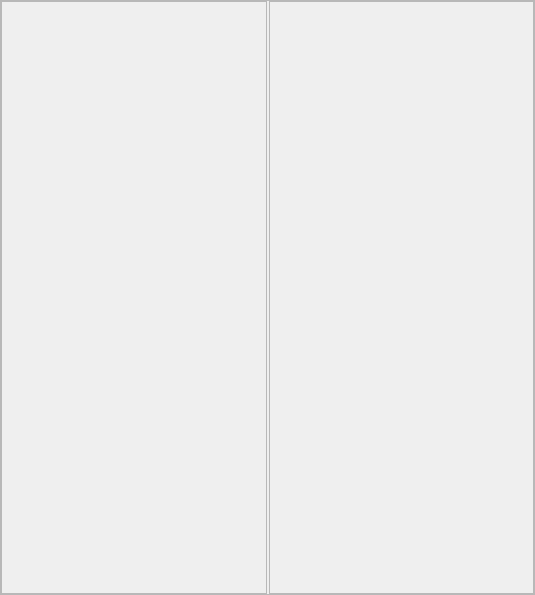
The window that changespace.ui (breaveSun/central_control) describes before a commit, drawn with Qt 5.
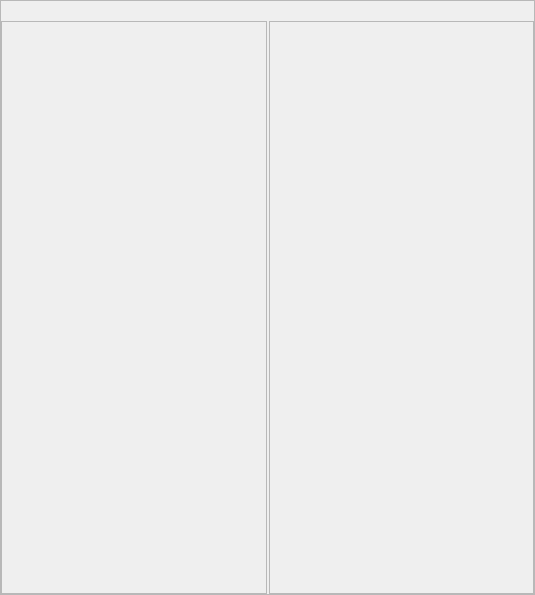
The same window after the commit. Custom widgets are drawn as their Qt base class.

Diff of the .ui file:
```diff
--- a/changespace.ui
+++ b/changespace.ui
@@ -45,7 +45,7 @@
        <number>0</number>
       </property>
       <property name="topMargin">
-       <number>0</number>
+       <number>20</number>
       </property>
       <property name="rightMargin">
        <number>0</number>
@@ -141,10 +141,10 @@
            <number>30</number>
           </property>
           <property name="topMargin">
-           <number>20</number>
+           <number>0</number>
           </property>
           <property name="rightMargin">
-           <number>15</number>
+           <number>30</number>
           </property>
           <property name="bottomMargin">
            <number>0</number>
@@ -164,6 +164,9 @@
         <property name="layoutDirection">
          <enum>Qt::RightToLeft</enum>
         </property>
+        <property name="styleSheet">
+         <string notr="true"/>
+        </property>
         <property name="locale">
          <locale language="Church" country="Russia"/>
         </property>
@@ -175,7 +178,7 @@
           <number>0</number>
          </property>
          <property name="topMargin">
-          <number>20</number>
+          <number>0</number>
          </property>
          <property name="rightMargin">
           <number>0</number>
@@ -262,6 +265,9 @@
         <property name="acceptDrops">
          <bool>true</bool>
         </property>
+        <property name="styleSheet">
+         <string notr="true"/>
+        </property>
         <property name="verticalScrollBarPolicy">
          <enum>Qt::ScrollBarAlwaysOff</enum>
         </property>
@@ -315,13 +321,13 @@
            <number>20</number>
           </property>
           <property name="leftMargin">
-           <number>50</number>
+           <number>30</number>
           </property>
           <property name="topMargin">
-           <number>20</number>
+           <number>0</number>
           </property>
           <property name="rightMargin">
-           <number>15</number>
+           <number>30</number>
           </property>
           <property name="bottomMargin">
            <number>0</number>
```
